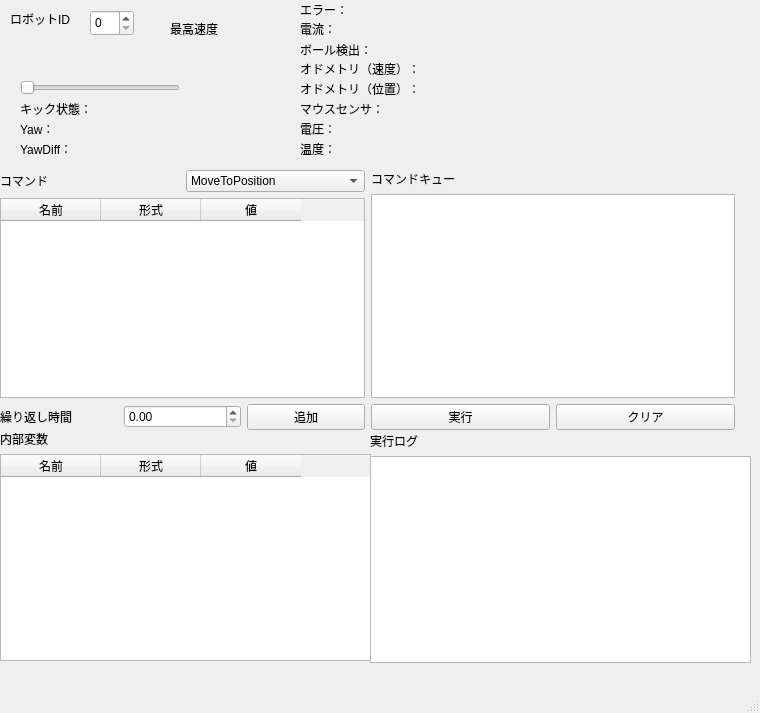
Before: the Qt Designer form crane_simple_ai/src/qt_form.ui in ibis-ssl/crane, drawn with Qt 5.
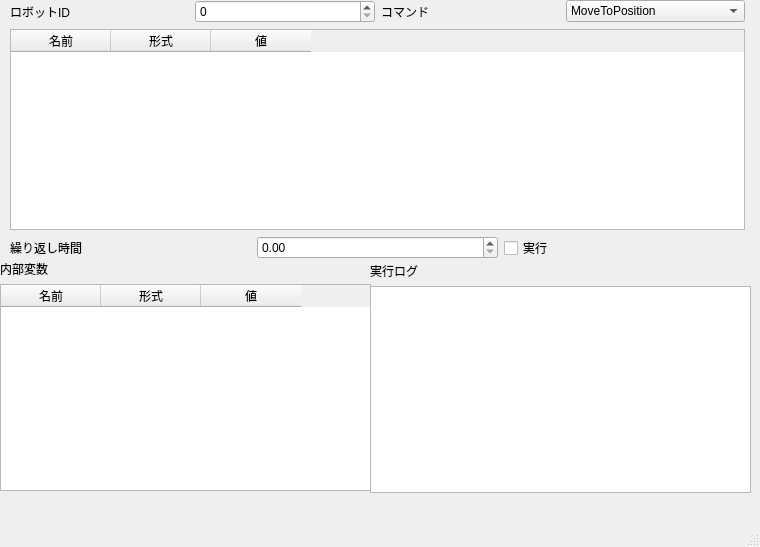
After: the same form once the commit is applied.

Commit message: UIのシンプル化

```diff
--- a/crane_simple_ai/src/qt_form.ui
+++ b/crane_simple_ai/src/qt_form.ui
@@ -7,67 +7,18 @@
     <x>0</x>
     <y>0</y>
     <width>760</width>
-    <height>713</height>
+    <height>547</height>
    </rect>
   </property>
   <property name="windowTitle">
    <string>Crane Simple AI Commander</string>
   </property>
   <widget class="QWidget" name="centralwidget">
-   <widget class="QSpinBox" name="robotIDSpinBox">
-    <property name="geometry">
-     <rect>
-      <x>90</x>
-      <y>10</y>
-      <width>44</width>
-      <height>26</height>
-     </rect>
-    </property>
-   </widget>
-   <widget class="QLabel" name="label_7">
+   <widget class="QWidget" name="layoutWidget">
     <property name="geometry">
      <rect>
       <x>10</x>
-      <y>10</y>
-      <width>81</width>
-      <height>17</height>
-     </rect>
-    </property>
-    <property name="text">
-     <string>ロボットID</string>
-    </property>
-   </widget>
-   <widget class="QSlider" name="maxSpeedHorizontalSlider">
-    <property name="geometry">
-     <rect>
-      <x>20</x>
-      <y>80</y>
-      <width>160</width>
-      <height>16</height>
-     </rect>
-    </property>
-    <property name="orientation">
-     <enum>Qt::Horizontal</enum>
-    </property>
-   </widget>
-   <widget class="QLabel" name="label_8">
-    <property name="geometry">
-     <rect>
-      <x>170</x>
-      <y>20</y>
-      <width>67</width>
-      <height>17</height>
-     </rect>
-    </property>
-    <property name="text">
-     <string>最高速度</string>
-    </property>
-   </widget>
-   <widget class="QWidget" name="layoutWidget">
-    <property name="geometry">
-     <rect>
-      <x>0</x>
-      <y>170</y>
+      <y>0</y>
       <width>735</width>
       <height>260</height>
      </rect>
@@ -82,6 +33,16 @@
         <layout class="QVBoxLayout" name="verticalLayout">
          <item>
           <layout class="QHBoxLayout" name="horizontalLayout_3">
+           <item>
+            <widget class="QLabel" name="label_7">
+             <property name="text">
+              <string>ロボットID</string>
+             </property>
+            </widget>
+           </item>
+           <item>
+            <widget class="QSpinBox" name="robotIDSpinBox"/>
+           </item>
            <item>
             <widget class="QLabel" name="label_4">
              <property name="text">
@@ -140,47 +101,12 @@
             <widget class="QDoubleSpinBox" name="continuousTimeDoubleSpinBox"/>
            </item>
            <item>
-            <widget class="QPushButton" name="commandAddPushButton">
-             <property name="text">
-              <string>追加</string>
-             </property>
-            </widget>
-           </item>
-          </layout>
-         </item>
-        </layout>
-       </item>
-       <item>
-        <layout class="QVBoxLayout" name="verticalLayout_4">
-         <item>
-          <widget class="QLabel" name="label_5">
-           <property name="layoutDirection">
-            <enum>Qt::LeftToRight</enum>
-           </property>
-           <property name="text">
-            <string>コマンドキュー</string>
-           </property>
-          </widget>
-         </item>
-         <item>
-          <widget class="QPlainTextEdit" name="commandQueuePlainTextEdit"/>
-         </item>
-         <item>
-          <layout class="QHBoxLayout" name="horizontalLayout_5">
-           <item>
-            <widget class="QPushButton" name="executionPushButton">
+            <widget class="QCheckBox" name="executioncheckBox">
              <property name="text">
               <string>実行</string>
              </property>
             </widget>
            </item>
-           <item>
-            <widget class="QPushButton" name="queueClearPushButton">
-             <property name="text">
-              <string>クリア</string>
-             </property>
-            </widget>
-           </item>
           </layout>
          </item>
         </layout>
@@ -189,154 +115,11 @@
      </item>
     </layout>
    </widget>
-   <widget class="QLabel" name="robotErrorsLabel">
-    <property name="geometry">
-     <rect>
-      <x>300</x>
-      <y>0</y>
-      <width>431</width>
-      <height>20</height>
-     </rect>
-    </property>
-    <property name="text">
-     <string>エラー：</string>
-    </property>
-   </widget>
-   <widget class="QLabel" name="robotCurrentLabel">
-    <property name="geometry">
-     <rect>
-      <x>300</x>
-      <y>20</y>
-      <width>431</width>
-      <height>17</height>
-     </rect>
-    </property>
-    <property name="text">
-     <string>電流：</string>
-    </property>
-   </widget>
-   <widget class="QLabel" name="robotBallDetectionLabel">
-    <property name="geometry">
-     <rect>
-      <x>300</x>
-      <y>40</y>
-      <width>451</width>
-      <height>20</height>
-     </rect>
-    </property>
-    <property name="text">
-     <string>ボール検出：</string>
-    </property>
-   </widget>
-   <widget class="QLabel" name="robotVelocityOdomLabel">
-    <property name="geometry">
-     <rect>
-      <x>300</x>
-      <y>60</y>
-      <width>451</width>
-      <height>17</height>
-     </rect>
-    </property>
-    <property name="text">
-     <string>オドメトリ（速度）：</string>
-    </property>
-   </widget>
-   <widget class="QLabel" name="robotPositionOdomLabel">
-    <property name="geometry">
-     <rect>
-      <x>300</x>
-      <y>80</y>
-      <width>451</width>
-      <height>17</height>
-     </rect>
-    </property>
-    <property name="text">
-     <string>オドメトリ（位置）：</string>
-    </property>
-   </widget>
-   <widget class="QLabel" name="robotMouseSensorLabel">
-    <property name="geometry">
-     <rect>
-      <x>300</x>
-      <y>100</y>
-      <width>451</width>
-      <height>17</height>
-     </rect>
-    </property>
-    <property name="text">
-     <string>マウスセンサ：</string>
-    </property>
-   </widget>
-   <widget class="QLabel" name="robotVoltageLabel">
-    <property name="geometry">
-     <rect>
-      <x>300</x>
-      <y>120</y>
-      <width>451</width>
-      <height>17</height>
-     </rect>
-    </property>
-    <property name="text">
-     <string>電圧：</string>
-    </property>
-   </widget>
-   <widget class="QLabel" name="robotTemperatureLabel">
-    <property name="geometry">
-     <rect>
-      <x>300</x>
-      <y>140</y>
-      <width>451</width>
-      <height>17</height>
-     </rect>
-    </property>
-    <property name="text">
-     <string>温度：</string>
-    </property>
-   </widget>
-   <widget class="QLabel" name="robotKickStateLabel">
-    <property name="geometry">
-     <rect>
-      <x>20</x>
-      <y>100</y>
-      <width>261</width>
-      <height>17</height>
-     </rect>
-    </property>
-    <property name="text">
-     <string>キック状態：</string>
-    </property>
-   </widget>
-   <widget class="QLabel" name="robotYawLabel">
-    <property name="geometry">
-     <rect>
-      <x>20</x>
-      <y>120</y>
-      <width>261</width>
-      <height>17</height>
-     </rect>
-    </property>
-    <property name="text">
-     <string>Yaw：</string>
-    </property>
-   </widget>
-   <widget class="QLabel" name="robotYawDiffLabel">
-    <property name="geometry">
-     <rect>
-      <x>20</x>
-      <y>140</y>
-      <width>261</width>
-      <height>17</height>
-     </rect>
-    </property>
-    <property name="text">
-     <string>YawDiff：</string>
-    </property>
-   </widget>
    <widget class="QWidget" name="layoutWidget">
     <property name="geometry">
      <rect>
       <x>0</x>
-      <y>430</y>
+      <y>260</y>
       <width>371</width>
       <height>231</height>
      </rect>
@@ -378,7 +161,7 @@
     <property name="geometry">
      <rect>
       <x>370</x>
-      <y>432</y>
+      <y>262</y>
       <width>381</width>
       <height>231</height>
      </rect>
```
Left out of the diff: 7 changed lines with no effect on the pictures. The commit also changes 2 other files.
